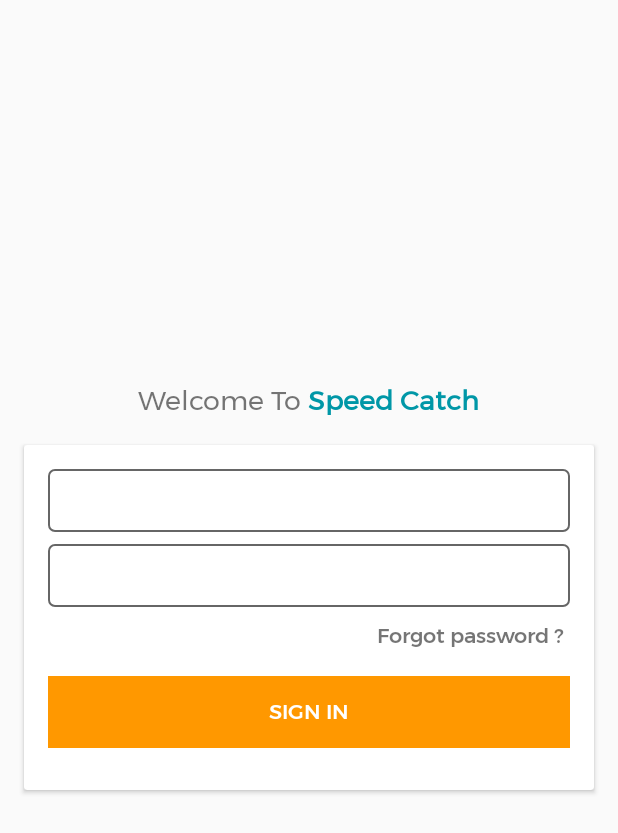
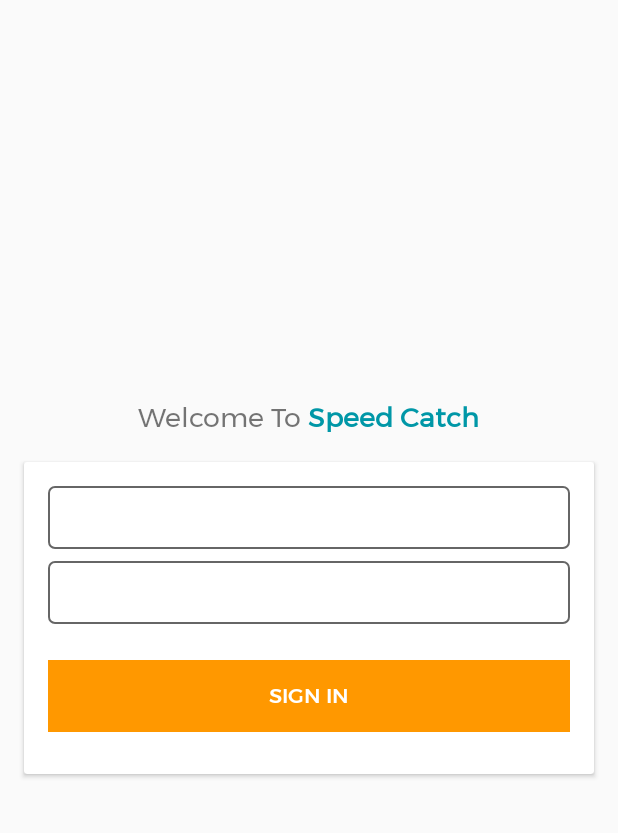
Before and after one commit to Nksonsit/AdminSide, an Android app: the screen it shows after launch (LoginActivity), on a phone screen of 412 x 824 dp. Shown: the top 833 px of the screen. Run offline under Robolectric (Android 15) with nearby library versions, the phone set to English and light mode, and no system bars; libraries missing offline, so code that uses them is left out: com.droidbyme.toastlib, com.gun0912.tedpermission.

Commit message:
20171127

```diff
--- a/app/src/main/res/layout/activity_login.xml
+++ b/app/src/main/res/layout/activity_login.xml
@@ -68,6 +68,7 @@
                 android:layout_height="wrap_content"
                 android:layout_gravity="right"
                 android:layout_marginRight="4dp"
+                android:visibility="gone"
                 android:text="Forgot password ?"
                 app:ftype="bold" />
 
```
Also changed, not shown: app/src/main/java/com/myapp/adminside/ui/AddSiteActivity.java (+7 -4 lines).
